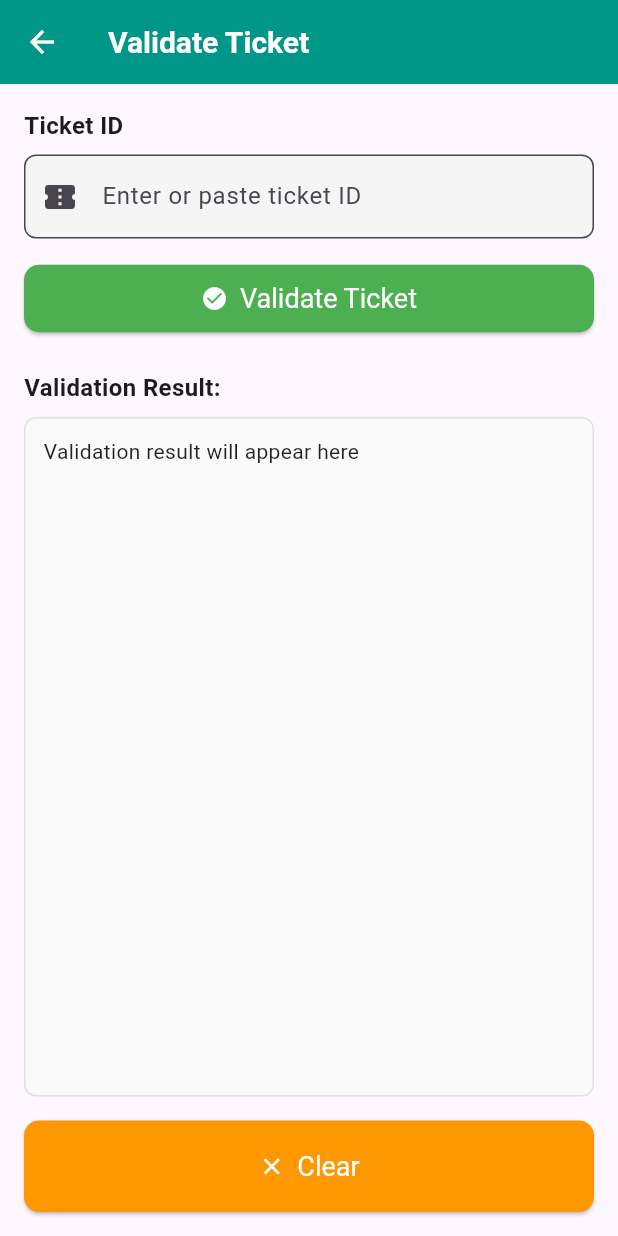
After one commit to vindyaml2/mytravelticket-frontend, a Flutter app: the ValidateTicketPage screen opened by its route, on a phone screen of 412 x 824 dp. The commit adds this screen. Run offline on Flutter 3.47's test engine with Material 3 defaults, Android fonts, the phone set to English and light mode, and no system bars; our stand-ins replace geolocator, google_maps_flutter, qr_flutter; accounts and stored records are empty; network calls fail.

Commit message:
impl ticket validation

```diff
--- a/lib/TicketListForUserPage.dart
+++ b/lib/TicketListForUserPage.dart
@@ -116,6 +116,160 @@ class _TicketListForUserPageState extends State<TicketListForUserPage> {
     }
   }
 
+  Future<void> validateTicket(Ticket ticket, String scannedId) async {
+    try {
+      // Call API to validate the ticket
+      final response = await http.post(
+        Uri.parse('http://localhost:8080/ticket/validate'),
+        headers: {'Content-Type': 'application/json'},
+        body: jsonEncode({
+          'ticketId': ticket.id,
+          'scannedId': scannedId,
+        }),
+      );
+
+      if (response.statusCode == 200) {
+        final Map<String, dynamic> responseData = jsonDecode(response.body);
+        final bool isValid = responseData['valid'] ?? false;
+        _showValidationResult(context, isValid, ticket);
+      } else {
+        // Fallback: validate locally if API not available
+        _showValidationResult(context, scannedId == '${ticket.id}', ticket);
+      }
+    } catch (e) {
+      // Fallback: validate locally
+      print('Validation error: $e');
+      _showValidationResult(context, scannedId == '${ticket.id}', ticket);
+    }
+  }
+
+  void _showQRCodeDialog(BuildContext context, Ticket ticket) {
+    showDialog(
+      context: context,
+      builder: (BuildContext context) {
+        return AlertDialog(
+          title: const Text('Ticket QR Code'),
+          content: SizedBox(
+            width: 250,
+            height: 250,
+            child: SingleChildScrollView(
+              child: Center(
+                child: Column(
+                  children: [
+                    QrImageView(
+                      data: '${ticket.id}',
+                      version: QrVersions.auto,
+                      size: 200.0,
+                    ),
+                    const SizedBox(height: 16),
+                    Text(
+                      'Ticket ID: ${ticket.id}',
+                      style: const TextStyle(fontSize: 14, fontWeight: FontWeight.bold),
+                    ),
+                  ],
+                ),
+              ),
+            ),
+          ),
+          actions: <Widget>[
+            TextButton(
+              child: const Text('Validate Ticket'),
+              onPressed: () {
+                Navigator.of(context).pop();
+                _showValidationDialog(context, ticket);
+              },
+            ),
+            TextButton(
+              child: const Text('Close'),
+              onPressed: () {
+                Navigator.of(context).pop();
+              },
+            ),
+          ],
+        );
+      },
+    );
+  }
+
+  void _showValidationDialog(BuildContext context, Ticket ticket) {
+    final TextEditingController ticketIdController = TextEditingController();
+
+    showDialog(
+      context: context,
+      builder: (BuildContext context) {
+        return AlertDialog(
+          title: const Text('Validate Ticket'),
+          content: SingleChildScrollView(
+            child: Column(
+              mainAxisSize: MainAxisSize.min,
+              children: [
+                const Text('Enter the scanned ticket ID to validate:'),
+                const SizedBox(height: 16),
+                TextField(
+                  controller: ticketIdController,
+                  decoration: InputDecoration(
+                    labelText: 'Scanned Ticket ID',
+                    border: OutlineInputBorder(
+                      borderRadius: BorderRadius.circular(8.0),
+                    ),
+                    filled: true,
+                    fillColor: Colors.grey[200],
+                  ),
+                  keyboardType: TextInputType.number,
+                ),
+              ],
+            ),
+          ),
+          actions: <Widget>[
+            TextButton(
+              child: const Text('Cancel'),
+              onPressed: () {
+                Navigator.of(context).pop();
+              },
+            ),
+            TextButton(
+              child: const Text('Validate'),
+              onPressed: () {
+                final String scannedId = ticketIdController.text.trim();
+                Navigator.of(context).pop();
+                if (scannedId.isNotEmpty) {
+                  validateTicket(ticket, scannedId);
+                } else {
+                  _showValidationResult(context, false, ticket);
+                }
+              },
+            ),
+          ],
+        );
+      },
+    );
+  }
+
+  void _showValidationResult(BuildContext context, bool isValid, Ticket ticket) {
+    showDialog(
+      context: context,
+      builder: (BuildContext context) {
+        return AlertDialog(
+          title: Text(isValid ? 'Ticket Valid ✓' : 'Ticket Invalid ✗'),
+          backgroundColor: isValid ? Colors.green[50] : Colors.red[50],
+          content: Text(
+            isValid
+                ? 'Ticket ID ${ticket.id} has been successfully validated.\n\nRoute: ${ticket.startPoint} → ${ticket.endPoint}\nPrice: \$${ticket.price}'
+                : 'The scanned ticket ID does not match this ticket.\n\nExpected: ${ticket.id}',
+          ),
+          actions: <Widget>[
+            TextButton(
+              child: const Text('OK'),
+              onPressed: () {
+                Navigator.of(context).pop();
+              },
+            ),
+          ],
+        );
+      },
+    );
+  }
+
   @override
   Widget build(BuildContext context) {
     return MaterialApp(
@@ -232,35 +386,7 @@ class _TicketListForUserPageState extends State<TicketListForUserPage> {
                                 ],
                               ),
                               onTap: () {
-                                showDialog(
-                                  context: context,
-                                  builder: (BuildContext context) {
-                                    return AlertDialog(
-                                      title: const Text('Ticket QR Code'),
-                                      content: SizedBox(
-                                        width: 250,
-                                        height: 250,
-                                        child: SingleChildScrollView(
-                                          child: Center(
-                                            child: QrImageView(
-                                              data: '${ticket.id}',
-                                              version: QrVersions.auto,
-                                              size: 200.0,
-                                            ),
-                                          ),
-                                        ),
-                                      ),
-                                      actions: <Widget>[
-                                        TextButton(
-                                          child: const Text('Close'),
-                                          onPressed: () {
-                                            Navigator.of(context).pop();
-                                          },
-                                        ),
-                                      ],
-                                    );
-                                  },
-                                );
+                                _showQRCodeDialog(context, ticket);
                               },
                             ),
                           );
--- /dev/null
+++ b/lib/ValidateTicketPage.dart
@@ -0,0 +1,178 @@
+import 'dart:convert';
+import 'package:flutter/material.dart';
+import 'package:http/http.dart' as http;
+
+class ValidateTicketPage extends StatefulWidget {
+  const ValidateTicketPage({Key? key}) : super(key: key);
+
+  @override
+  State<StatefulWidget> createState() => _ValidateTicketPage();
+}
+
+class _ValidateTicketPage extends State<ValidateTicketPage> {
+  String scanText = "Enter ticket ID";
+  String statusText = "";
+  bool isValidating = false;
+  final TextEditingController ticketIdController = TextEditingController();
+
+  final String apiBase = "http://localhost:8080/ticket/validate?ticketId=";
+
+  @override
+  void dispose() {
+    ticketIdController.dispose();
+    super.dispose();
+  }
+
+  Future<void> validateTicket(String id) async {
+    if (id.isEmpty) {
+      setState(() => statusText = "❌ Please enter a ticket ID");
+      return;
+    }
+
+    if (!mounted) return;
+
+    setState(() {
+      isValidating = true;
+      statusText = "Validating ticket $id ...";
+    });
+
+    try {
+      final res = await http.get(Uri.parse("$apiBase$id"));
+
+      if (!mounted) return;
+
+      if (res.statusCode == 200 || res.statusCode == 202) {
+        try {
+          final responseBody = jsonDecode(res.body);
+          setState(() => statusText = "✅ Success: Ticket $id is valid!\n\nResponse: ${jsonEncode(responseBody)}");
+        } catch (e) {
+          setState(() => statusText = "✅ Success: Ticket $id is valid!");
+        }
+      } else {
+        setState(() => statusText = "❌ Failed (${res.statusCode}): ${res.body}");
+      }
+    } catch (e) {
+      setState(() => statusText = "⚠️ Network error: $e");
+    }
+
+    if (mounted) {
+      setState(() => isValidating = false);
+    }
+  }
+
+  @override
+  Widget build(BuildContext context) {
+    return Scaffold(
+      appBar: AppBar(
+        title: const Text("Validate Ticket"),
+        leading: IconButton(
+          icon: const Icon(Icons.arrow_back),
+          onPressed: () => Navigator.of(context).pop(),
+        ),
+      ),
+      body: Padding(
+        padding: const EdgeInsets.all(16),
+        child: Column(
+          crossAxisAlignment: CrossAxisAlignment.start,
+          children: [
+            // Input Section
+            const Text(
+              "Ticket ID",
+              style: TextStyle(fontSize: 16, fontWeight: FontWeight.bold),
+            ),
+            const SizedBox(height: 8),
+            TextField(
+              controller: ticketIdController,
+              decoration: InputDecoration(
+                hintText: "Enter or paste ticket ID",
+                border: OutlineInputBorder(
+                  borderRadius: BorderRadius.circular(8),
+                ),
+                filled: true,
+                fillColor: Colors.grey[100],
+                prefixIcon: const Icon(Icons.confirmation_number),
+              ),
+              keyboardType: TextInputType.number,
+              onSubmitted: (value) {
+                if (!isValidating) {
+                  setState(() => scanText = value);
+                  validateTicket(value);
+                }
+              },
+            ),
+            const SizedBox(height: 16),
+            SizedBox(
+              width: double.infinity,
+              child: ElevatedButton.icon(
+                onPressed: isValidating
+                    ? null
+                    : () {
+                        final id = ticketIdController.text.trim();
+                        if (id.isNotEmpty) {
+                          setState(() => scanText = id);
+                          validateTicket(id);
+                        }
+                      },
+                icon: const Icon(Icons.check_circle),
+                label: const Text("Validate Ticket"),
+                style: ElevatedButton.styleFrom(
+                  backgroundColor: Colors.green,
+                  foregroundColor: Colors.white,
+                  padding: const EdgeInsets.symmetric(vertical: 12),
+                ),
+              ),
+            ),
+            const SizedBox(height: 24),
+            // Results Section
+            const Text(
+              "Validation Result:",
+              style: TextStyle(fontSize: 16, fontWeight: FontWeight.bold),
+            ),
+            const SizedBox(height: 8),
+            Expanded(
+              child: Container(
+                width: double.infinity,
+                padding: const EdgeInsets.all(12),
+                decoration: BoxDecoration(
+                  border: Border.all(color: Colors.grey[300]!),
+                  borderRadius: BorderRadius.circular(8),
+                  color: Colors.grey[50],
+                ),
+                child: SingleChildScrollView(
+                  child: Text(
+                    statusText.isEmpty ? "Validation result will appear here" : statusText,
+                    style: TextStyle(
+                      fontSize: 14,
+                      color: statusText.contains("✅") ? Colors.green : Colors.black87,
+                    ),
+                  ),
+                ),
+              ),
+            ),
+            const SizedBox(height: 16),
+            SizedBox(
+              width: double.infinity,
+              child: ElevatedButton.icon(
+                onPressed: isValidating
+                    ? null
+                    : () {
+                        setState(() {
+                          scanText = "Enter ticket ID";
+                          statusText = "";
+                          ticketIdController.clear();
+                        });
+                      },
+                icon: const Icon(Icons.clear),
+                label: const Text("Clear"),
+                style: ElevatedButton.styleFrom(
+                  backgroundColor: Colors.orange,
+                  foregroundColor: Colors.white,
+                ),
+              ),
+            ),
+          ],
+        ),
+      ),
+    );
+  }
+}
```
Also changed, not shown: lib/TicketPage.dart (+37 -30 lines), lib/main.dart (+8 -0 lines), pubspec.yaml (+0 -7 lines), 3 other files.
